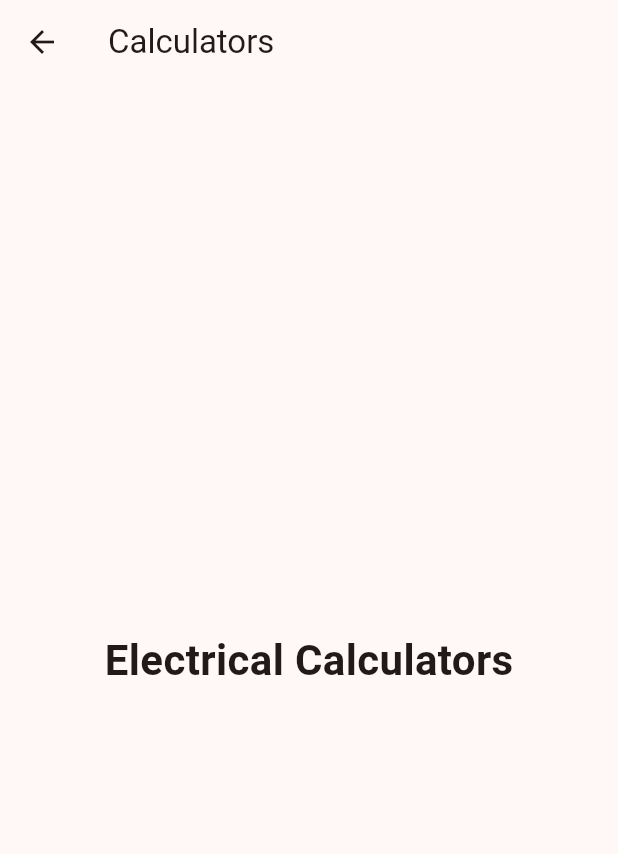
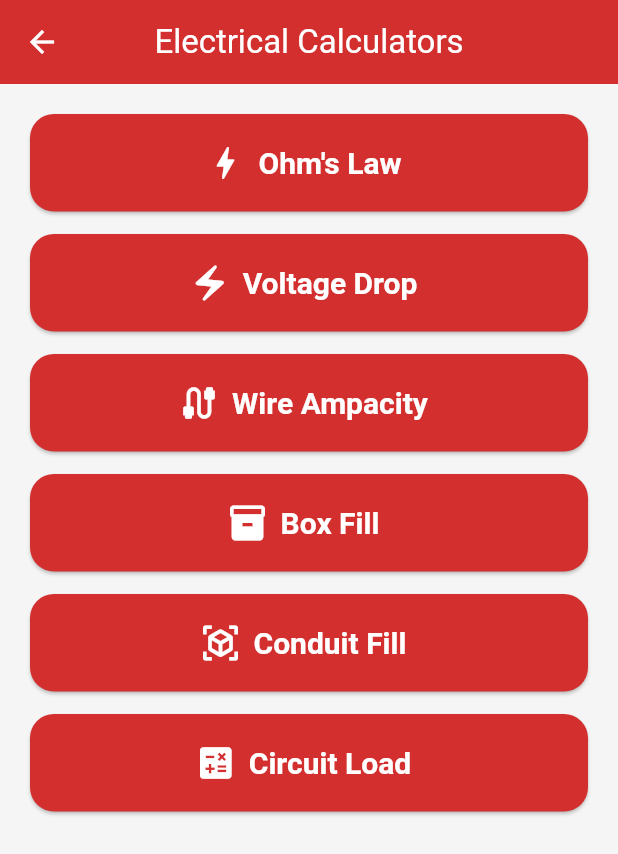
Before and after one commit to L2kee/ElectricalAI-Pro, a Flutter app: the screen it shows after launch, after a tap on "Calculators", on a phone screen of 412 x 824 dp. Shown: the top 854 px of the screen. Run offline on Flutter 3.47's test engine with Material 3 defaults, Android fonts, the phone set to English and light mode, and no system bars.

Commit message:
Start ElectricalAI design system and dashboard redesign

```diff
--- a/frontend/lib/main.dart
+++ b/frontend/lib/main.dart
@@ -1,4 +1,6 @@
 import 'package:flutter/material.dart';
+
+import 'theme/app_theme.dart';
 import 'screens/home_screen.dart';
 
 void main() {
@@ -13,12 +15,9 @@ class ElectricalAIProApp extends StatelessWidget {
     return MaterialApp(
       title: 'ElectricalAI Pro',
       debugShowCheckedModeBanner: false,
-      theme: ThemeData(
-        colorScheme: ColorScheme.fromSeed(
-          seedColor: Colors.red,
-        ),
-        useMaterial3: true,
-      ),
+
+      theme: AppTheme.lightTheme,
+
       home: const HomeScreen(),
     );
   }
--- a/frontend/lib/screens/calculators_screen.dart
+++ b/frontend/lib/screens/calculators_screen.dart
@@ -3,19 +3,98 @@ import 'package:flutter/material.dart';
 class CalculatorsScreen extends StatelessWidget {
   const CalculatorsScreen({super.key});
 
+  Widget buildCalculatorButton({
+    required BuildContext context,
+    required IconData icon,
+    required String title,
+    required bool enabled,
+  }) {
+    return Padding(
+      padding: const EdgeInsets.only(bottom: 15),
+      child: SizedBox(
+        width: double.infinity,
+        height: 65,
+        child: ElevatedButton.icon(
+          icon: Icon(icon, size: 28),
+          label: Text(
+            title,
+            style: const TextStyle(
+              fontSize: 20,
+              fontWeight: FontWeight.bold,
+            ),
+          ),
+          onPressed: () {
+            if (enabled) {
+              ScaffoldMessenger.of(context).showSnackBar(
+                const SnackBar(
+                  content: Text("Ohm's Law Calculator coming next!"),
+                ),
+              );
+            } else {
+              ScaffoldMessenger.of(context).showSnackBar(
+                const SnackBar(
+                  content: Text("Coming Soon"),
+                ),
+              );
+            }
+          },
+        ),
+      ),
+    );
+  }
+
   @override
   Widget build(BuildContext context) {
     return Scaffold(
       appBar: AppBar(
-        title: const Text("Calculators"),
+        title: const Text("Electrical Calculators"),
       ),
-      body: const Center(
-        child: Text(
-          "Electrical Calculators",
-          style: TextStyle(
-            fontSize: 28,
-            fontWeight: FontWeight.bold,
-          ),
+      body: Padding(
+        padding: const EdgeInsets.all(20),
+        child: Column(
+          children: [
+            buildCalculatorButton(
+              context: context,
+              icon: Icons.bolt,
+              title: "Ohm's Law",
+              enabled: true,
+            ),
+
+            buildCalculatorButton(
+              context: context,
+              icon: Icons.electric_bolt,
+              title: "Voltage Drop",
+              enabled: false,
+            ),
+
+            buildCalculatorButton(
+              context: context,
+              icon: Icons.cable,
+              title: "Wire Ampacity",
+              enabled: false,
+            ),
+
+            buildCalculatorButton(
+              context: context,
+              icon: Icons.inventory_2,
+              title: "Box Fill",
+              enabled: false,
+            ),
+
+            buildCalculatorButton(
+              context: context,
+              icon: Icons.view_in_ar,
+              title: "Conduit Fill",
+              enabled: false,
+            ),
+
+            buildCalculatorButton(
+              context: context,
+              icon: Icons.calculate,
+              title: "Circuit Load",
+              enabled: false,
+            ),
+          ],
         ),
       ),
     );
--- a/frontend/lib/screens/home_screen.dart
+++ b/frontend/lib/screens/home_screen.dart
@@ -1,4 +1,7 @@
 import 'package:flutter/material.dart';
+
+import '../widgets/feature_card.dart';
+import '../widgets/quick_action_card.dart';
 
 import 'ai_screen.dart';
 import 'calculators_screen.dart';
@@ -8,100 +11,195 @@ import 'settings_screen.dart';
 class HomeScreen extends StatelessWidget {
   const HomeScreen({super.key});
 
-  Widget buildButton({
-    required BuildContext context,
-    required IconData icon,
-    required String title,
-    required Widget page,
-  }) {
-    return SizedBox(
-      width: double.infinity,
-      height: 70,
-      child: ElevatedButton.icon(
-        icon: Icon(icon, size: 30),
-        label: Text(
-          title,
-          style: const TextStyle(
-            fontSize: 22,
-            fontWeight: FontWeight.bold,
-          ),
-        ),
-        onPressed: () {
-          Navigator.push(
-            context,
-            MaterialPageRoute(
-              builder: (context) => page,
-            ),
-          );
-        },
-      ),
-    );
-  }
-
   @override
   Widget build(BuildContext context) {
     return Scaffold(
+      backgroundColor: const Color(0xffF4F5F7),
+
       appBar: AppBar(
-        title: const Text("ElectricalAI Pro"),
-        centerTitle: true,
+        title: const Text("ElectricalAI"),
+        actions: const [
+          Padding(
+            padding: EdgeInsets.only(right: 18),
+            child: Icon(Icons.notifications_none),
+          ),
+        ],
       ),
-      body: Padding(
-        padding: const EdgeInsets.all(20),
+
+      body: SingleChildScrollView(
+        padding: const EdgeInsets.all(22),
+
         child: Column(
+          crossAxisAlignment: CrossAxisAlignment.start,
+
           children: [
-            const SizedBox(height: 20),
 
-            const Icon(
-              Icons.electrical_services,
-              size: 90,
-              color: Colors.red,
+            const Text(
+              "Welcome Back",
+              style: TextStyle(
+                fontSize: 18,
+                color: Colors.grey,
+              ),
             ),
 
-            const SizedBox(height: 15),
+            const SizedBox(height: 4),
 
             const Text(
-              "ElectricalAI Pro",
+              "Electrician",
               style: TextStyle(
-                fontSize: 30,
+                fontSize: 36,
                 fontWeight: FontWeight.bold,
               ),
             ),
 
-            const SizedBox(height: 40),
+            const SizedBox(height: 30),
 
-            buildButton(
-              context: context,
-              icon: Icons.smart_toy,
-              title: "AI Assistant",
-              page: AIScreen(),
+            const Text(
+              "Quick Actions",
+              style: TextStyle(
+                fontSize: 24,
+                fontWeight: FontWeight.bold,
+              ),
             ),
 
-            const SizedBox(height: 15),
+            const SizedBox(height: 20),
 
-            buildButton(
-              context: context,
-              icon: Icons.calculate,
-              title: "Calculators",
-              page: CalculatorsScreen(),
+            SizedBox(
+              height: 130,
+
+              child: ListView(
+                scrollDirection: Axis.horizontal,
+
+                children: [
+
+                  QuickActionCard(
+                    icon: Icons.bolt,
+                    title: "Ohm's\nLaw",
+                    onTap: () {
+                      Navigator.push(
+                        context,
+                        MaterialPageRoute(
+                          builder: (_) => const CalculatorsScreen(),
+                        ),
+                      );
+                    },
+                  ),
+
+                  const SizedBox(width: 14),
+
+                  QuickActionCard(
+                    icon: Icons.electric_bolt,
+                    title: "Voltage\nDrop",
+                    onTap: () {},
+                  ),
+
+                  const SizedBox(width: 14),
+
+                  QuickActionCard(
+                    icon: Icons.smart_toy,
+                    title: "Ask\nAI",
+                    onTap: () {
+                      Navigator.push(
+                        context,
+                        MaterialPageRoute(
+                          builder: (_) => const AIScreen(),
+                        ),
+                      );
+                    },
+                  ),
+
+                  const SizedBox(width: 14),
+
+                  QuickActionCard(
+                    icon: Icons.inventory,
+                    title: "Material\nList",
+                    onTap: () {
+                      Navigator.push(
+                        context,
+                        MaterialPageRoute(
+                          builder: (_) => const MaterialScreen(),
+                        ),
+                      );
+                    },
+                  ),
+
+                ],
+              ),
             ),
 
-            const SizedBox(height: 15),
+            const SizedBox(height: 35),
 
-            buildButton(
-              context: context,
-              icon: Icons.list_alt,
-              title: "Material List",
-              page: MaterialScreen(),
+            const Text(
+              "Features",
+              style: TextStyle(
+                fontSize: 24,
+                fontWeight: FontWeight.bold,
+              ),
             ),
 
-            const SizedBox(height: 15),
+            const SizedBox(height: 14),
 
-            buildButton(
-              context: context,
+            FeatureCard(
+              icon: Icons.smart_toy,
+              iconColor: Colors.red,
+              title: "AI Assistant",
+              subtitle: "Ask questions, troubleshoot, and learn.",
+              onTap: () {
+                Navigator.push(
+                  context,
+                  MaterialPageRoute(
+                    builder: (_) => const AIScreen(),
+                  ),
+                );
+              },
+            ),
+
+            FeatureCard(
+              icon: Icons.calculate,
+              iconColor: Colors.orange,
+              title: "Calculators",
+              subtitle: "Professional NEC electrical calculators.",
+              onTap: () {
+                Navigator.push(
+                  context,
+                  MaterialPageRoute(
+                    builder: (_) => const CalculatorsScreen(),
+                  ),
+                );
+              },
+            ),
+
+            FeatureCard(
+              icon: Icons.list_alt,
+              iconColor: Colors.green,
+              title: "Material Lists",
+              subtitle: "Generate project material lists.",
+              onTap: () {
+                Navigator.push(
+                  context,
+                  MaterialPageRoute(
+                    builder: (_) => const MaterialScreen(),
+                  ),
+                );
+              },
+            ),
+
+            FeatureCard(
               icon: Icons.settings,
+              iconColor: Colors.grey,
               title: "Settings",
-              page: SettingsScreen(),
+              subtitle: "Customize your experience.",
+              onTap: () {
+                Navigator.push(
+                  context,
+                  MaterialPageRoute(
+                    builder: (_) => const SettingsScreen(),
+                  ),
+                );
+              },
             ),
+
+            const SizedBox(height: 30),
           ],
         ),
       ),
--- /dev/null
+++ b/frontend/lib/theme/app_theme.dart
@@ -0,0 +1,71 @@
+import 'package:flutter/material.dart';
+
+class AppTheme {
+  // Brand Colors
+  static const Color primary = Color(0xFFD32F2F);
+  static const Color secondary = Color(0xFFFF9800);
+
+  static const Color background = Color(0xFFF5F5F5);
+  static const Color card = Colors.white;
+
+  static const Color success = Color(0xFF2E7D32);
+  static const Color error = Color(0xFFC62828);
+
+  static ThemeData lightTheme = ThemeData(
+    useMaterial3: true,
+
+    scaffoldBackgroundColor: background,
+
+    colorScheme: ColorScheme.fromSeed(
+      seedColor: primary,
+      primary: primary,
+      secondary: secondary,
+      brightness: Brightness.light,
+    ),
+
+    appBarTheme: const AppBarTheme(
+      backgroundColor: primary,
+      foregroundColor: Colors.white,
+      centerTitle: true,
+      elevation: 0,
+    ),
+
+    elevatedButtonTheme: ElevatedButtonThemeData(
+      style: ElevatedButton.styleFrom(
+        minimumSize: const Size(double.infinity, 60),
+        backgroundColor: primary,
+        foregroundColor: Colors.white,
+        textStyle: const TextStyle(
+          fontSize: 18,
+          fontWeight: FontWeight.bold,
+        ),
+        shape: RoundedRectangleBorder(
+          borderRadius: BorderRadius.circular(16),
+        ),
+      ),
+    ),
+
+    inputDecorationTheme: InputDecorationTheme(
+      filled: true,
+      fillColor: Colors.white,
+      border: OutlineInputBorder(
+        borderRadius: BorderRadius.circular(16),
+      ),
+      enabledBorder: OutlineInputBorder(
+        borderRadius: BorderRadius.circular(16),
+      ),
+      focusedBorder: OutlineInputBorder(
+        borderRadius: BorderRadius.circular(16),
+      ),
+    ),
+
+    cardTheme: CardThemeData(
+      color: card,
+      elevation: 3,
+      margin: const EdgeInsets.symmetric(vertical: 8),
+      shape: RoundedRectangleBorder(
+        borderRadius: BorderRadius.circular(16),
+      ),
+    ),
+  );
+}
--- /dev/null
+++ b/frontend/lib/widgets/app_button.dart
@@ -0,0 +1,27 @@
+import 'package:flutter/material.dart';
+
+class AppButton extends StatelessWidget {
+  final String text;
+  final IconData icon;
+  final VoidCallback onPressed;
+
+  const AppButton({
+    super.key,
+    required this.text,
+    required this.icon,
+    required this.onPressed,
+  });
+
+  @override
+  Widget build(BuildContext context) {
+    return SizedBox(
+      width: double.infinity,
+      height: 60,
+      child: ElevatedButton.icon(
+        icon: Icon(icon),
+        label: Text(text),
+        onPressed: onPressed,
+      ),
+    );
+  }
+}
--- /dev/null
+++ b/frontend/lib/widgets/feature_card.dart
@@ -0,0 +1,78 @@
+import 'package:flutter/material.dart';
+
+class FeatureCard extends StatelessWidget {
+  final IconData icon;
+  final Color iconColor;
+  final String title;
+  final String subtitle;
+  final VoidCallback onTap;
+
+  const FeatureCard({
+    super.key,
+    required this.icon,
+    required this.iconColor,
+    required this.title,
+    required this.subtitle,
+    required this.onTap,
+  });
+
+  @override
+  Widget build(BuildContext context) {
+    return Card(
+      elevation: 2,
+      child: InkWell(
+        borderRadius: BorderRadius.circular(16),
+        onTap: onTap,
+        child: Padding(
+          padding: const EdgeInsets.all(18),
+          child: Row(
+            children: [
+              CircleAvatar(
+                radius: 28,
+                backgroundColor: iconColor.withOpacity(.12),
+                child: Icon(
+                  icon,
+                  color: iconColor,
+                  size: 30,
+                ),
+              ),
+
+              const SizedBox(width: 18),
+
+              Expanded(
+                child: Column(
+                  crossAxisAlignment: CrossAxisAlignment.start,
+                  children: [
+
+                    Text(
+                      title,
+                      style: const TextStyle(
+                        fontSize: 22,
+                        fontWeight: FontWeight.bold,
+                      ),
+                    ),
+
+                    const SizedBox(height: 6),
+
+                    Text(
+                      subtitle,
+                      style: TextStyle(
+                        color: Colors.grey.shade700,
+                        fontSize: 15,
+                      ),
+                    ),
+                  ],
+                ),
+              ),
+
+              const Icon(
+                Icons.chevron_right,
+                size: 34,
+              ),
+            ],
+          ),
+        ),
+      ),
+    );
+  }
+}
--- /dev/null
+++ b/frontend/lib/widgets/quick_action_card.dart
@@ -0,0 +1,84 @@
+import 'package:flutter/material.dart';
+
+class QuickActionCard extends StatelessWidget {
+
+  final IconData icon;
+  final String title;
+  final VoidCallback onTap;
+
+  const QuickActionCard({
+    super.key,
+    required this.icon,
+    required this.title,
+    required this.onTap,
+  });
+
+  @override
+  Widget build(BuildContext context) {
+
+    return InkWell(
+
+      borderRadius: BorderRadius.circular(18),
+
+      onTap: onTap,
+
+      child: Container(
+
+        width: 92,
+        padding: const EdgeInsets.all(14),
+
+        decoration: BoxDecoration(
+
+          color: Colors.white,
+
+          borderRadius: BorderRadius.circular(18),
+
+          boxShadow: const [
+
+            BoxShadow(
+
+              blurRadius: 8,
+
+              color: Colors.black12,
+
+              offset: Offset(0,3),
+
+            ),
+
+          ],
+
+        ),
+
+        child: Column(
+
+          mainAxisAlignment: MainAxisAlignment.center,
+
+          children: [
+
+            Icon(
+              icon,
+              color: Colors.red,
+              size: 34,
+            ),
+
+            const SizedBox(height:12),
+
+            Text(
+              title,
+              textAlign: TextAlign.center,
+              style: const TextStyle(
+                fontWeight: FontWeight.w600,
+              ),
+            ),
+
+          ],
+
+        ),
+
+      ),
+
+    );
+
+  }
+
+}
--- /dev/null
+++ b/frontend/lib/widgets/section_title.dart
@@ -0,0 +1,30 @@
+import 'package:flutter/material.dart';
+
+class SectionTitle extends StatelessWidget {
+  final String text;
+
+  const SectionTitle(
+    this.text, {
+    super.key,
+  });
+
+  @override
+  Widget build(BuildContext context) {
+    return Padding(
+      padding: const EdgeInsets.only(
+        top: 10,
+        bottom: 10,
+      ),
+      child: Align(
+        alignment: Alignment.centerLeft,
+        child: Text(
+          text,
+          style: const TextStyle(
+            fontSize: 24,
+            fontWeight: FontWeight.bold,
+          ),
+        ),
+      ),
+    );
+  }
+}
```
